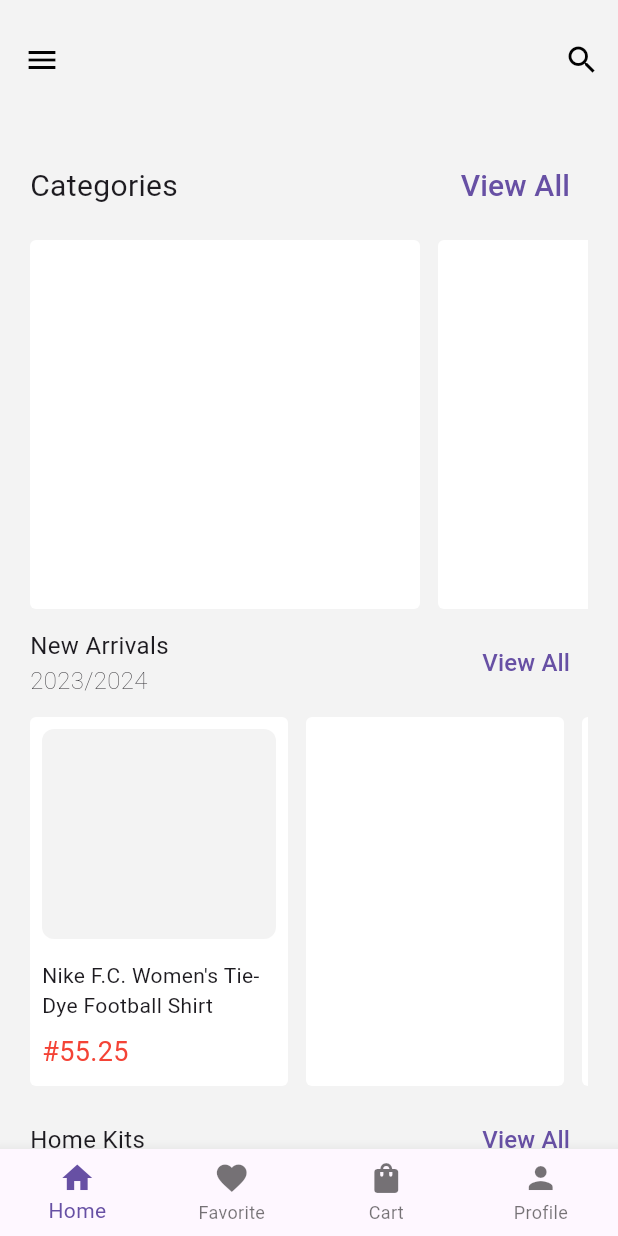
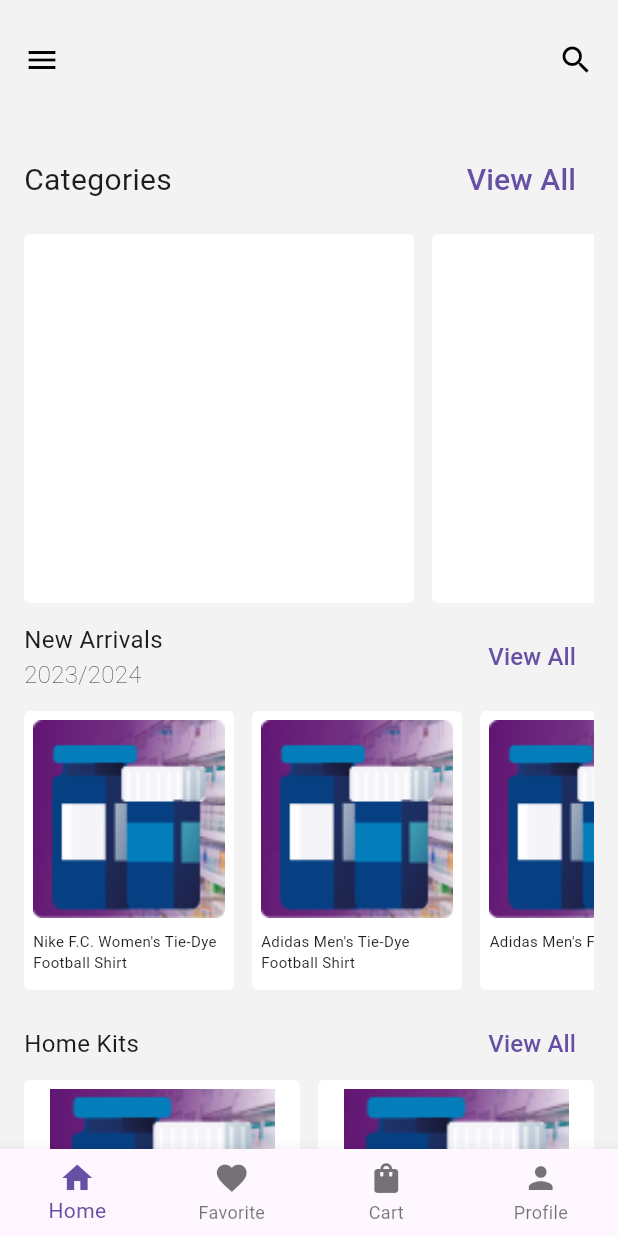
Before and after one commit to holumuyiwa-emnac/store-app, a Flutter app: the screen it shows after launch, on a phone screen of 412 x 824 dp. Run offline on Flutter 3.47's test engine with Material 3 defaults, Android fonts, the phone set to English and light mode, and no system bars.

Commit message:
Updated AppDelegate.swift, HomePage.dart, main.dart, pubspec.lock, and pubspec.yaml with various code changes, including widget modifications, new imports, and version updates.

```diff
--- a/lib/Pages/home_page.dart
+++ b/lib/Pages/home_page.dart
@@ -1,16 +1,26 @@
 // ignore_for_file: prefer_const_constructors, prefer_const_literals_to_create_immutables
 
 import 'package:flutter/material.dart';
+import '../components/product_card.dart';
+import '../components/product_card_big.dart';
 
 class HomePage extends StatelessWidget {
-  const HomePage({super.key});
-
+  HomePage({super.key});
+  final List products = [
+    {
+      'name': "Nike F.C. Women's Tie-Dye Football Shirt",
+      'image': 'product.png'
+    },
+    {'name': "Adidas Men's Tie-Dye Football Shirt", 'image': 'product.png'},
+    {'name': "Adidas Men's Football Shirt", 'image': 'product.png'},
+    {'name': "Adidas Women's Tie-Dye Football Shirt", 'image': 'product.png'},
+  ];
   @override
   Widget build(BuildContext context) {
     return Scaffold(
       backgroundColor: Color.fromARGB(255, 243, 243, 243),
       body: SingleChildScrollView(
-        padding: EdgeInsets.fromLTRB(20, 20, 20, 20),
+        padding: EdgeInsets.fromLTRB(16, 16, 16, 16),
         child: Column(
           children: [
             Row(
@@ -69,7 +79,7 @@ class HomePage extends StatelessWidget {
                       style: TextStyle(fontSize: 16),
                     ),
                     Text(
-                      '2023/2024',
+                      '${DateTime.now().year - 1}/${DateTime.now().year}',
                       style:
                           TextStyle(fontSize: 16, fontWeight: FontWeight.w100),
                     ),
@@ -86,71 +96,25 @@ class HomePage extends StatelessWidget {
             ),
             SizedBox(height: 12),
             SizedBox(
-              height: 246, // Set a height for horizontal list
+              height: 186, // Set a height for horizontal list
               child: ListView(
                 scrollDirection: Axis.horizontal,
                 children: [
-                  Container(
-                    width: 172,
-                    height: 246,
-                    padding: EdgeInsets.all(8),
-                    decoration: BoxDecoration(
-                      borderRadius: BorderRadius.circular(4),
-                      color: Colors.white,
-                    ),
-                    child: Column(
-                      children: [
-                        Container(
-                          height: 140,
-                          decoration: BoxDecoration(
-                              color: Color.fromRGBO(243, 243, 243, 1),
-                              borderRadius: BorderRadius.circular(8)),
-                        ),
-                        SizedBox(
-                          height: 12,
-                        ),
-                        Expanded(
-                          child: Column(
-                            mainAxisAlignment: MainAxisAlignment.center,
-                            crossAxisAlignment: CrossAxisAlignment.start,
-                            children: [
-                              Text(
-                                "Nike F.C. Women's Tie-Dye Football Shirt",
-                              ),
-                              SizedBox(
-                                height: 8,
-                              ),
-                              Text(
-                                '#55.25',
-                                style: TextStyle(
-                                  fontSize: 18,
-                                  color: Colors.red,
-                                ),
-                              ),
-                            ],
-                          ),
-                        ),
-                      ],
-                    ),
+                  ProductCard(
+                      productTitle: products[0]['name'],
+                      productImage: products[0]['image']),
+                  SizedBox(
+                    width: 12,
                   ),
-                  SizedBox(width: 12),
-                  Container(
-                    width: 172,
-                    height: 246,
-                    decoration: BoxDecoration(
-                      borderRadius: BorderRadius.circular(4),
-                      color: Colors.white,
-                    ),
+                  ProductCard(
+                      productTitle: products[1]['name'],
+                      productImage: products[1]['image']),
+                  SizedBox(
+                    width: 12,
                   ),
-                  SizedBox(width: 12),
-                  Container(
-                    width: 172,
-                    height: 246,
-                    decoration: BoxDecoration(
-                      borderRadius: BorderRadius.circular(4),
-                      color: Colors.white,
-                    ),
-                  ),
+                  ProductCard(
+                      productTitle: products[2]['name'],
+                      productImage: products[2]['image'])
                 ],
               ),
             ),
@@ -172,87 +136,21 @@ class HomePage extends StatelessWidget {
               ],
             ),
             SizedBox(
-              height: 12,
-            ),
-            Row(
-              mainAxisAlignment: MainAxisAlignment.spaceBetween,
-              children: [
-                Container(
-                  width: 172,
-                  height: 246,
-                  padding: EdgeInsets.all(8),
-                  decoration: BoxDecoration(
-                    borderRadius: BorderRadius.circular(4),
-                    color: Colors.white,
-                  ),
-                  child: Column(
-                    children: [
-                      Container(
-                        height: 140,
-                        decoration: BoxDecoration(
-                            color: Color.fromRGBO(243, 243, 243, 1),
-                            borderRadius: BorderRadius.circular(8)),
-                      ),
-                      SizedBox(
-                        height: 12,
-                      ),
-                      Expanded(
-                        child: Column(
-                          mainAxisAlignment: MainAxisAlignment.center,
-                          crossAxisAlignment: CrossAxisAlignment.start,
-                          children: [
-                            Text(
-                              "Nike F.C. Women's Tie-Dye Football Shirt",
-                            ),
-                            SizedBox(
-                              height: 8,
-                            ),
-                            Text(
-                              '#55.25',
-                              style: TextStyle(
-                                fontSize: 18,
-                                color: Colors.red,
-                              ),
-                            ),
-                          ],
-                        ),
-                      ),
-                    ],
-                  ),
+              height: 400,
+              child: GridView.builder(
+                gridDelegate: SliverGridDelegateWithFixedCrossAxisCount(
+                  crossAxisCount: 2,
+                  crossAxisSpacing: 12,
+                  mainAxisSpacing: 12,
                 ),
-                Container(
-                  width: 168,
-                  height: 246,
-                  decoration: BoxDecoration(
-                    borderRadius: BorderRadius.circular(4),
-                    color: Colors.white,
-                  ),
-                ),
-              ],
-            ),
-            SizedBox(
-              height: 12,
-            ),
-            Row(
-              mainAxisAlignment: MainAxisAlignment.spaceBetween,
-              children: [
-                Container(
-                  width: 168,
-                  height: 246,
-                  decoration: BoxDecoration(
-                    borderRadius: BorderRadius.circular(4),
-                    color: Colors.white,
-                  ),
-                ),
-                Container(
-                  width: 168,
-                  height: 246,
-                  decoration: BoxDecoration(
-                    borderRadius: BorderRadius.circular(4),
-                    color: Colors.white,
-                  ),
-                ),
-              ],
+                itemCount: products.length,
+                itemBuilder: (context, index) {
+                  return ProductCardBig(
+                    productTitle: products[index]['name'],
+                    productImage: products[index]['image'],
+                  );
+                },
+              ),
             ),
           ],
         ),
--- /dev/null
+++ b/lib/components/product_card.dart
@@ -0,0 +1,44 @@
+// ignore_for_file: prefer_const_constructors, prefer_const_literals_to_create_immutables, must_be_immutable
+
+import 'package:flutter/material.dart';
+
+class ProductCard extends StatelessWidget {
+  final String productTitle;
+  final String productImage;
+
+  const ProductCard({
+    super.key,
+    required this.productTitle,
+    required this.productImage,
+  });
+
+  @override
+  Widget build(BuildContext context) {
+    return Container(
+      padding: EdgeInsets.all(6),
+      width: 140,
+      decoration: BoxDecoration(
+        color: Colors.white,
+        borderRadius: BorderRadius.circular(4),
+      ),
+      child: Column(
+        children: [
+          Image(
+            height: 132,
+            width: 132,
+            fit: BoxFit.fill,
+            image: AssetImage('assets/$productImage'),
+          ),
+          SizedBox(
+            height: 8,
+          ),
+          Text(
+            productTitle,
+            style: TextStyle(fontSize: 10),
+            textAlign: TextAlign.start,
+          )
+        ],
+      ),
+    );
+  }
+}
--- /dev/null
+++ b/lib/components/product_card_big.dart
@@ -0,0 +1,45 @@
+// ignore_for_file: prefer_const_constructors, prefer_const_literals_to_create_immutables, must_be_immutable
+
+import 'package:flutter/material.dart';
+
+class ProductCardBig extends StatelessWidget {
+  final String productTitle;
+  final String productImage;
+
+  const ProductCardBig({
+    super.key,
+    required this.productTitle,
+    required this.productImage,
+  });
+
+  @override
+  Widget build(BuildContext context) {
+    return Container(
+      padding: EdgeInsets.all(6),
+      width: 170,
+      height: 240,
+      decoration: BoxDecoration(
+        color: Colors.white,
+        borderRadius: BorderRadius.circular(4),
+      ),
+      child: Column(
+        children: [
+          Image(
+            height: 125,
+            width: 150,
+            fit: BoxFit.fitWidth,
+            image: AssetImage('assets/$productImage'),
+          ),
+          SizedBox(
+            height: 8,
+          ),
+          Text(
+            productTitle,
+            style: TextStyle(fontSize: 10),
+            textAlign: TextAlign.start,
+          ),
+        ],
+      ),
+    );
+  }
+}
--- a/lib/main.dart
+++ b/lib/main.dart
@@ -112,6 +112,7 @@ class _StoreAppState extends State<StoreApp> {
         ),
         appBar: AppBar(
           title: _screensName[_pageIndex],
+          centerTitle: true,
           backgroundColor: Color.fromARGB(255, 243, 243, 243),
           toolbarHeight: 80,
           shadowColor: Colors.transparent,
@@ -122,6 +123,9 @@ class _StoreAppState extends State<StoreApp> {
               onPressed: () {},
               icon: Icon(Icons.search, size: 24),
             ),
+            SizedBox(
+              width: 4,
+            )
           ],
         ),
       ),
--- a/pubspec.yaml
+++ b/pubspec.yaml
@@ -59,9 +59,8 @@ flutter:
   uses-material-design: true
 
   # To add assets to your application, add an assets section, like this:
-  # assets:
-  #   - images/a_dot_burr.jpeg
-  #   - images/a_dot_ham.jpeg
+  assets:
+     - assets/product.png
 
   # An image asset can refer to one or more resolution-specific "variants", see
   # https://flutter.dev/assets-and-images/#resolution-aware
```
Also changed, not shown: assets/product.png (added), pubspec.lock, 1 other file.
